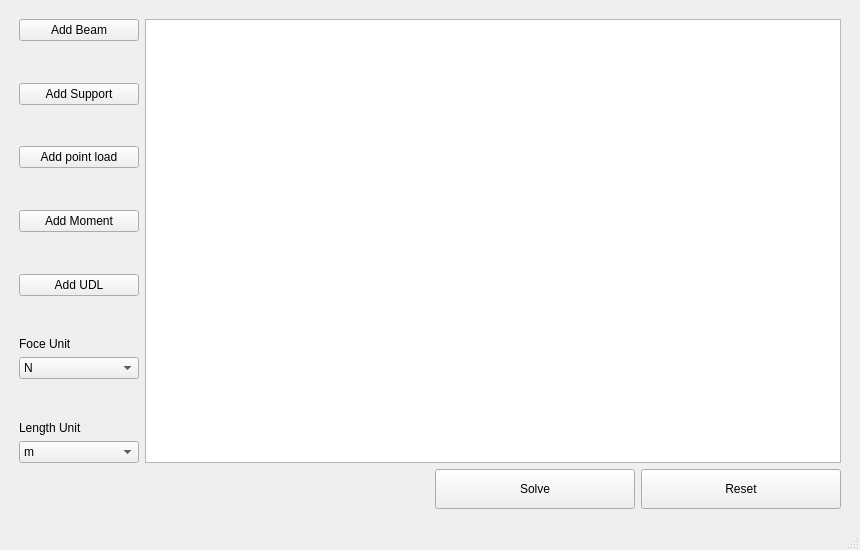
This is Ui/uiFiles/beam_calculator_main_window.ui in mark2661/beamCalculator as Qt 5 draws it before an edit. The edited form follows.
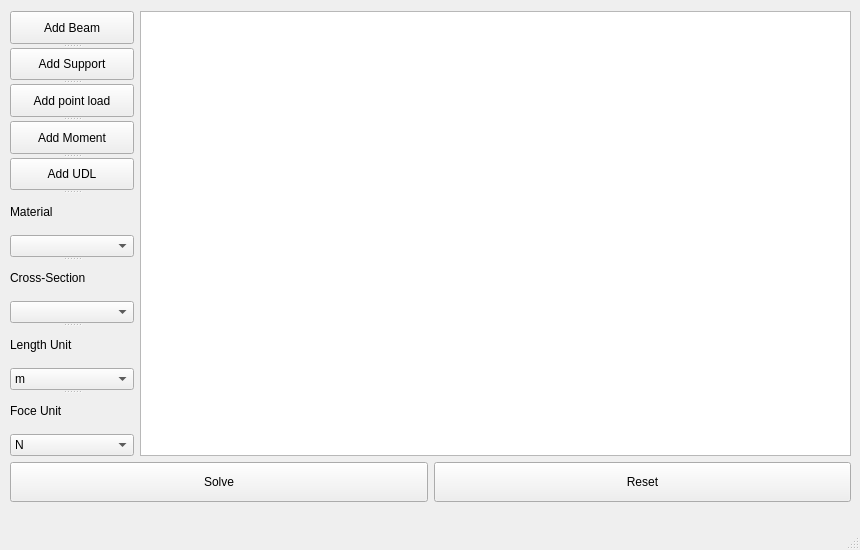
This is the edited form.

```diff
--- a/Ui/uiFiles/beam_calculator_main_window.ui
+++ b/Ui/uiFiles/beam_calculator_main_window.ui
@@ -26,26 +26,23 @@
    <string>MainWindow</string>
   </property>
   <widget class="QWidget" name="centralwidget">
-   <layout class="QGridLayout" name="gridLayout_2">
-    <item row="0" column="0">
-     <layout class="QGridLayout" name="gridLayout">
-      <property name="leftMargin">
-       <number>10</number>
-      </property>
-      <property name="topMargin">
-       <number>10</number>
-      </property>
-      <property name="rightMargin">
-       <number>10</number>
-      </property>
-      <property name="bottomMargin">
-       <number>10</number>
-      </property>
-      <item row="0" column="0">
+   <widget class="QWidget" name="">
+    <property name="geometry">
+     <rect>
+      <x>10</x>
+      <y>11</y>
+      <width>841</width>
+      <height>491</height>
+     </rect>
+    </property>
+    <layout class="QVBoxLayout" name="verticalLayout_5">
+     <item>
        <layout class="QHBoxLayout" name="horizontalLayout">
         <item>
-         <layout class="QVBoxLayout" name="verticalLayout">
-          <item>
+        <widget class="QSplitter" name="splitter">
+         <property name="orientation">
+          <enum>Qt::Vertical</enum>
+         </property>
            <widget class="QPushButton" name="AddBeamButton">
             <property name="minimumSize">
              <size>
@@ -57,27 +54,6 @@
              <string>Add Beam</string>
             </property>
            </widget>
-          </item>
-          <item>
-           <spacer name="verticalSpacer_3">
-            <property name="minimumSize">
-             <size>
-              <width>120</width>
-              <height>0</height>
-             </size>
-            </property>
-            <property name="orientation">
-             <enum>Qt::Vertical</enum>
-            </property>
-            <property name="sizeHint" stdset="0">
-             <size>
-              <width>117</width>
-              <height>18</height>
-             </size>
-            </property>
-           </spacer>
-          </item>
-          <item>
            <widget class="QPushButton" name="AddSupportButton">
             <property name="minimumSize">
              <size>
@@ -89,27 +65,6 @@
              <string>Add Support</string>
             </property>
            </widget>
-          </item>
-          <item>
-           <spacer name="verticalSpacer_6">
-            <property name="minimumSize">
-             <size>
-              <width>120</width>
-              <height>0</height>
-             </size>
-            </property>
-            <property name="orientation">
-             <enum>Qt::Vertical</enum>
-            </property>
-            <property name="sizeHint" stdset="0">
-             <size>
-              <width>117</width>
-              <height>18</height>
-             </size>
-            </property>
-           </spacer>
-          </item>
-          <item>
            <widget class="QPushButton" name="AddPointLoadButton">
             <property name="minimumSize">
              <size>
@@ -121,27 +76,6 @@
              <string>Add point load</string>
             </property>
            </widget>
-          </item>
-          <item>
-           <spacer name="verticalSpacer_7">
-            <property name="minimumSize">
-             <size>
-              <width>120</width>
-              <height>0</height>
-             </size>
-            </property>
-            <property name="orientation">
-             <enum>Qt::Vertical</enum>
-            </property>
-            <property name="sizeHint" stdset="0">
-             <size>
-              <width>117</width>
-              <height>18</height>
-             </size>
-            </property>
-           </spacer>
-          </item>
-          <item>
            <widget class="QPushButton" name="AddMomentButton">
             <property name="minimumSize">
              <size>
@@ -153,27 +87,6 @@
              <string>Add Moment</string>
             </property>
            </widget>
-          </item>
-          <item>
-           <spacer name="verticalSpacer_8">
-            <property name="minimumSize">
-             <size>
-              <width>120</width>
-              <height>0</height>
-             </size>
-            </property>
-            <property name="orientation">
-             <enum>Qt::Vertical</enum>
-            </property>
-            <property name="sizeHint" stdset="0">
-             <size>
-              <width>117</width>
-              <height>18</height>
-             </size>
-            </property>
-           </spacer>
-          </item>
-          <item>
            <widget class="QPushButton" name="AddUDLButton">
             <property name="minimumSize">
              <size>
@@ -185,78 +98,68 @@
              <string>Add UDL</string>
             </property>
            </widget>
+         <widget class="QWidget" name="layoutWidget">
+          <layout class="QVBoxLayout" name="verticalLayout_4">
+           <item>
+            <widget class="QLabel" name="label_4">
+             <property name="text">
+              <string>Material</string>
+             </property>
+            </widget>
           </item>
           <item>
-           <spacer name="verticalSpacer">
-            <property name="minimumSize">
-             <size>
-              <width>120</width>
-              <height>0</height>
-             </size>
-            </property>
-            <property name="orientation">
-             <enum>Qt::Vertical</enum>
-            </property>
-            <property name="sizeHint" stdset="0">
-             <size>
-              <width>117</width>
-              <height>48</height>
-             </size>
-            </property>
-           </spacer>
+            <widget class="QComboBox" name="materialSelectionComboBox">
+             <item>
+              <property name="text">
+               <string/>
+              </property>
           </item>
           <item>
-           <widget class="QLabel" name="label">
-            <property name="minimumSize">
-             <size>
-              <width>120</width>
-              <height>0</height>
-             </size>
-            </property>
+              <property name="text">
+               <string>SteelAISI1045</string>
+              </property>
+             </item>
+             <item>
             <property name="text">
-             <string>Foce Unit</string>
-            </property>
-           </widget>
-          </item>
+               <string>CastIronGrade20</string>
+              </property>
+             </item>
+            </widget>
+           </item>
+          </layout>
+         </widget>
+         <widget class="QWidget" name="">
+          <layout class="QVBoxLayout" name="verticalLayout_3">
           <item>
-           <widget class="QComboBox" name="ForceUnitComboBox">
-            <property name="minimumSize">
-             <size>
-              <width>120</width>
-              <height>0</height>
-             </size>
-            </property>
+            <widget class="QLabel" name="label_3">
+             <property name="text">
+              <string>Cross-Section</string>
+             </property>
+            </widget>
+           </item>
             <item>
+            <widget class="QComboBox" name="CrossSectionSelectionComboBox">
+             <item>
              <property name="text">
-              <string>N</string>
+               <string/>
              </property>
             </item>
             <item>
              <property name="text">
-              <string>kN</string>
-             </property>
-            </item>
-           </widget>
-          </item>
+               <string>Square</string>
+              </property>
+             </item>
           <item>
-           <spacer name="verticalSpacer_2">
-            <property name="minimumSize">
-             <size>
-              <width>120</width>
-              <height>0</height>
-             </size>
-            </property>
-            <property name="orientation">
-             <enum>Qt::Vertical</enum>
-            </property>
-            <property name="sizeHint" stdset="0">
-             <size>
-              <width>117</width>
-              <height>17</height>
-             </size>
-            </property>
-           </spacer>
-          </item>
+              <property name="text">
+               <string>Rectangular</string>
+              </property>
+             </item>
+            </widget>
+           </item>
+          </layout>
+         </widget>
+         <widget class="QWidget" name="">
+          <layout class="QVBoxLayout" name="verticalLayout">
           <item>
            <widget class="QLabel" name="label_2">
             <property name="minimumSize">
@@ -296,27 +199,53 @@
            </widget>
           </item>
          </layout>
+         </widget>
+         <widget class="QWidget" name="">
+          <layout class="QVBoxLayout" name="verticalLayout_2">
+           <item>
+            <widget class="QLabel" name="label">
+             <property name="minimumSize">
+              <size>
+               <width>120</width>
+               <height>0</height>
+              </size>
+             </property>
+             <property name="text">
+              <string>Foce Unit</string>
+             </property>
+            </widget>
+           </item>
+           <item>
+            <widget class="QComboBox" name="ForceUnitComboBox">
+             <property name="minimumSize">
+              <size>
+               <width>120</width>
+               <height>0</height>
+              </size>
+             </property>
+             <item>
+              <property name="text">
+               <string>N</string>
+              </property>
+             </item>
+             <item>
+              <property name="text">
+               <string>kN</string>
+              </property>
+             </item>
+            </widget>
+           </item>
+          </layout>
+         </widget>
+        </widget>
         </item>
         <item>
          <widget class="QGraphicsView" name="GraphicsViewWindow"/>
         </item>
        </layout>
       </item>
-      <item row="1" column="0">
+     <item>
        <layout class="QHBoxLayout" name="horizontalLayout_2">
-        <item>
-         <spacer name="horizontalSpacer">
-          <property name="orientation">
-           <enum>Qt::Horizontal</enum>
-          </property>
-          <property name="sizeHint" stdset="0">
-           <size>
-            <width>308</width>
-            <height>20</height>
-           </size>
-          </property>
-         </spacer>
-        </item>
         <item>
          <widget class="QPushButton" name="SolveButton">
           <property name="minimumSize">
@@ -358,8 +287,7 @@
        </layout>
       </item>
      </layout>
-    </item>
-   </layout>
+   </widget>
   </widget>
   <widget class="QMenuBar" name="menubar">
    <property name="geometry">
```
Lines whose indentation alone changed are shown as unchanged.
